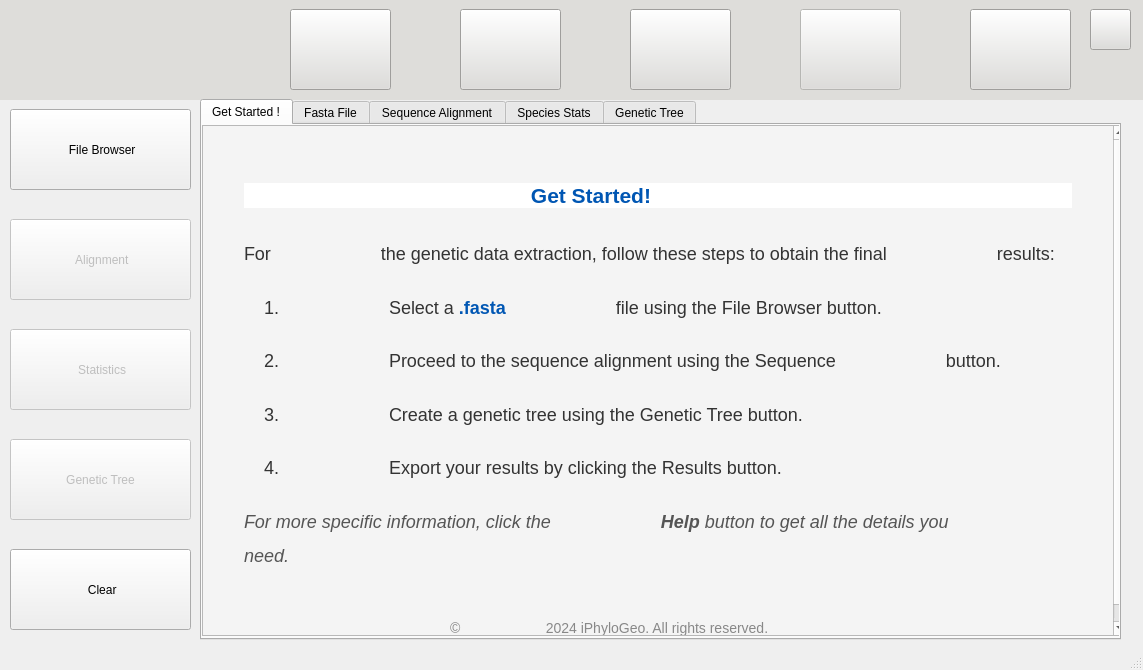
This is scripts/Qt/main.ui in tahiri-lab/iPhyloGeo_plus_plus as Qt 5 draws it before an edit. The edited form follows.
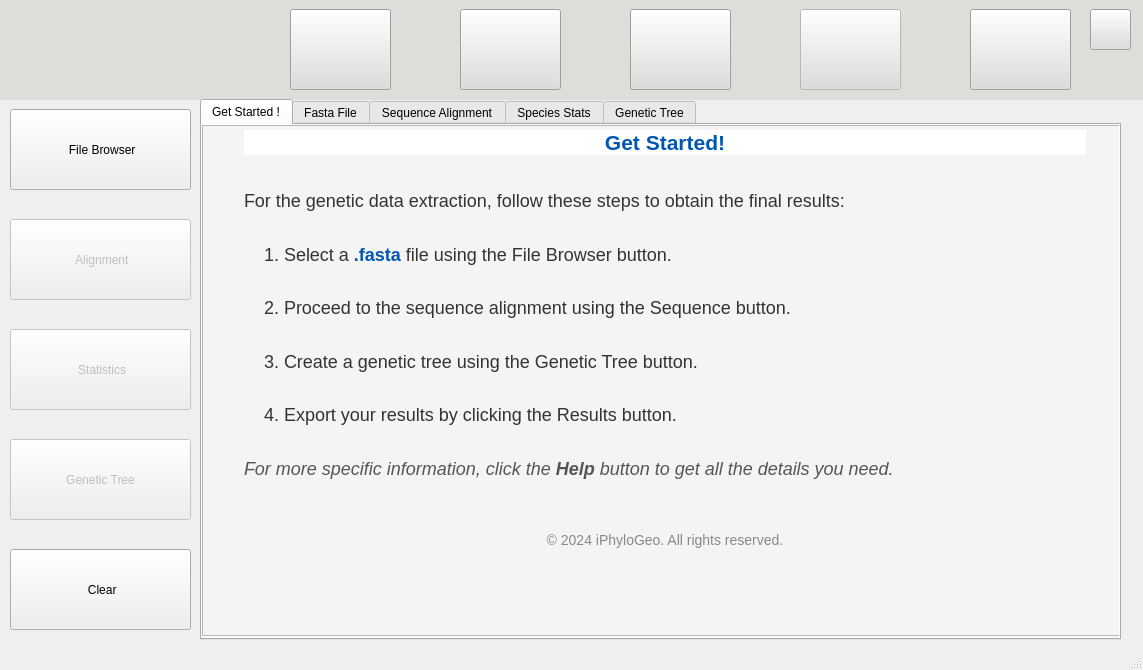
This is the edited form. The open tabs and pages were chosen to show the change. Icons and pictures are not drawn.

Commit message: Fix Genetic Get Started

Patch:
```diff
--- a/scripts/Qt/main.ui
+++ b/scripts/Qt/main.ui
@@ -1131,15 +1131,14 @@
 li.unchecked::marker { content: &quot;\2610&quot;; }
 li.checked::marker { content: &quot;\2612&quot;; }
 &lt;/style&gt;&lt;/head&gt;&lt;body style=&quot; font-family:'Segoe UI'; font-size:8pt; font-weight:400; font-style:normal;&quot; bgcolor=&quot;#f4f4f4&quot;&gt;
-&lt;p style=&quot; margin-top:0px; margin-bottom:0px; margin-left:0px; margin-right:0px; -qt-block-indent:0; text-indent:0px;&quot;&gt;&lt;span style=&quot; font-family:'MS Shell Dlg 2';&quot;&gt;                      &lt;/span&gt;&lt;/p&gt;
-&lt;h1 align=&quot;center&quot; style=&quot; margin-top:40px; margin-bottom:20px; margin-left:37px; margin-right:37px; -qt-block-indent:0; text-indent:0px; line-height:160%; background-color:#ffffff;&quot;&gt;&lt;span style=&quot; font-family:'Arial','sans-serif'; font-size:xx-large; font-weight:600; color:#0056b3;&quot;&gt;Get Started!&lt;/span&gt;&lt;span style=&quot; font-family:'Arial','sans-serif'; font-size:xx-large; font-weight:600; color:#333333;&quot;&gt; &lt;/span&gt;&lt;span style=&quot; font-family:'MS Shell Dlg 2'; font-size:xx-large; font-weight:700;&quot;&gt;                      &lt;/span&gt;&lt;/h1&gt;
-&lt;p style=&quot; margin-top:12px; margin-bottom:20px; margin-left:37px; margin-right:37px; -qt-block-indent:0; text-indent:0px; line-height:160%;&quot;&gt;&lt;span style=&quot; font-family:'Arial','sans-serif'; font-size:18px; color:#333333;&quot;&gt;For                      the genetic data extraction, follow these steps to obtain the final                      results:&lt;/span&gt;&lt;span style=&quot; font-family:'Arial','sans-serif'; font-size:16px; color:#333333;&quot;&gt; &lt;/span&gt;&lt;span style=&quot; font-family:'MS Shell Dlg 2';&quot;&gt;                      &lt;/span&gt;&lt;/p&gt;
-&lt;p style=&quot; margin-top:12px; margin-bottom:20px; margin-left:57px; margin-right:37px; -qt-block-indent:0; text-indent:0px; line-height:160%;&quot;&gt;&lt;span style=&quot; font-family:'Arial','sans-serif'; font-size:18px; color:#333333;&quot;&gt;1.                      Select a &lt;/span&gt;&lt;span style=&quot; font-family:'Arial','sans-serif'; font-size:18px; font-weight:600; color:#0056b3;&quot;&gt;.fasta&lt;/span&gt;&lt;span style=&quot; font-family:'Arial','sans-serif'; font-size:18px; color:#333333;&quot;&gt;                      file using the File Browser button.&lt;/span&gt;&lt;span style=&quot; font-family:'Arial','sans-serif'; font-size:16px; color:#333333;&quot;&gt;                      &lt;/span&gt;&lt;span style=&quot; font-family:'MS Shell Dlg 2';&quot;&gt;                      &lt;/span&gt;&lt;/p&gt;
-&lt;p style=&quot; margin-top:12px; margin-bottom:20px; margin-left:57px; margin-right:37px; -qt-block-indent:0; text-indent:0px; line-height:160%;&quot;&gt;&lt;span style=&quot; font-family:'Arial','sans-serif'; font-size:18px; color:#333333;&quot;&gt;2.                      Proceed to the sequence alignment using the Sequence                      button.&lt;/span&gt;&lt;span style=&quot; font-family:'Arial','sans-serif'; font-size:16px; color:#333333;&quot;&gt; &lt;/span&gt;&lt;span style=&quot; font-family:'MS Shell Dlg 2';&quot;&gt;                      &lt;/span&gt;&lt;/p&gt;
-&lt;p style=&quot; margin-top:12px; margin-bottom:20px; margin-left:57px; margin-right:37px; -qt-block-indent:0; text-indent:0px; line-height:160%;&quot;&gt;&lt;span style=&quot; font-family:'Arial','sans-serif'; font-size:18px; color:#333333;&quot;&gt;3.                      Create a genetic tree using the Genetic Tree button.&lt;/span&gt;&lt;span style=&quot; font-family:'Arial','sans-serif'; font-size:16px; color:#333333;&quot;&gt; &lt;/span&gt;&lt;span style=&quot; font-family:'MS Shell Dlg 2';&quot;&gt;                      &lt;/span&gt;&lt;/p&gt;
-&lt;p style=&quot; margin-top:12px; margin-bottom:20px; margin-left:57px; margin-right:37px; -qt-block-indent:0; text-indent:0px; line-height:160%;&quot;&gt;&lt;span style=&quot; font-family:'Arial','sans-serif'; font-size:18px; color:#333333;&quot;&gt;4.                      Export your results by clicking the Results button.&lt;/span&gt;&lt;span style=&quot; font-family:'Arial','sans-serif'; font-size:16px; color:#333333;&quot;&gt; &lt;/span&gt;&lt;span style=&quot; font-family:'MS Shell Dlg 2';&quot;&gt;                      &lt;/span&gt;&lt;/p&gt;
-&lt;p style=&quot; margin-top:12px; margin-bottom:20px; margin-left:37px; margin-right:37px; -qt-block-indent:0; text-indent:0px; line-height:160%;&quot;&gt;&lt;span style=&quot; font-family:'Arial','sans-serif'; font-size:18px; font-style:italic; color:#555555;&quot;&gt;For more specific information, click the                      &lt;/span&gt;&lt;span style=&quot; font-family:'Arial','sans-serif'; font-size:18px; font-weight:600; font-style:italic; color:#555555;&quot;&gt;Help&lt;/span&gt;&lt;span style=&quot; font-family:'Arial','sans-serif'; font-size:18px; font-style:italic; color:#555555;&quot;&gt; button to get all the details you                      need.&lt;/span&gt;&lt;span style=&quot; font-family:'Arial','sans-serif'; font-size:16px; color:#333333;&quot;&gt; &lt;/span&gt;&lt;span style=&quot; font-family:'MS Shell Dlg 2';&quot;&gt;                      &lt;/span&gt;&lt;/p&gt;
-&lt;p align=&quot;center&quot; style=&quot; margin-top:40px; margin-bottom:0px; margin-left:37px; margin-right:37px; -qt-block-indent:0; text-indent:0px; line-height:160%;&quot;&gt;&lt;span style=&quot; font-family:'Arial','sans-serif'; font-size:14px; color:#888888;&quot;&gt;©                      2024 iPhyloGeo. All rights reserved.&lt;/span&gt;&lt;span style=&quot; font-family:'Arial','sans-serif'; font-size:16px; color:#333333;&quot;&gt;                      &lt;/span&gt;&lt;/p&gt;&lt;/body&gt;&lt;/html&gt;</string>
+&lt;h1 align=&quot;center&quot; style=&quot; margin-top:40px; margin-bottom:20px; margin-left:37px; margin-right:37px; -qt-block-indent:0; text-indent:0px; line-height:160%; background-color:#ffffff;&quot;&gt;&lt;span style=&quot; font-family:'Arial','sans-serif'; font-size:xx-large; font-weight:600; color:#0056b3;&quot;&gt;Get Started!&lt;/span&gt;&lt;/h1&gt;
+&lt;p style=&quot; margin-top:12px; margin-bottom:20px; margin-left:37px; margin-right:37px; -qt-block-indent:0; text-indent:0px; line-height:160%;&quot;&gt;&lt;span style=&quot; font-family:'Arial','sans-serif'; font-size:18px; color:#333333;&quot;&gt;For the genetic data extraction, follow these steps to obtain the final results:&lt;/span&gt;&lt;/p&gt;
+&lt;p style=&quot; margin-top:12px; margin-bottom:20px; margin-left:57px; margin-right:37px; -qt-block-indent:0; text-indent:0px; line-height:160%;&quot;&gt;&lt;span style=&quot; font-family:'Arial','sans-serif'; font-size:18px; color:#333333;&quot;&gt;1. Select a &lt;/span&gt;&lt;span style=&quot; font-family:'Arial','sans-serif'; font-size:18px; font-weight:600; color:#0056b3;&quot;&gt;.fasta &lt;/span&gt;&lt;span style=&quot; font-family:'Arial','sans-serif'; font-size:18px; color:#333333;&quot;&gt;file using the File Browser button.&lt;/span&gt;&lt;/p&gt;
+&lt;p style=&quot; margin-top:12px; margin-bottom:20px; margin-left:57px; margin-right:37px; -qt-block-indent:0; text-indent:0px; line-height:160%;&quot;&gt;&lt;span style=&quot; font-family:'Arial','sans-serif'; font-size:18px; color:#333333;&quot;&gt;2. Proceed to the sequence alignment using the Sequence button.&lt;/span&gt;&lt;/p&gt;
+&lt;p style=&quot; margin-top:12px; margin-bottom:20px; margin-left:57px; margin-right:37px; -qt-block-indent:0; text-indent:0px; line-height:160%;&quot;&gt;&lt;span style=&quot; font-family:'Arial','sans-serif'; font-size:18px; color:#333333;&quot;&gt;3. Create a genetic tree using the Genetic Tree button.&lt;/span&gt;&lt;/p&gt;
+&lt;p style=&quot; margin-top:12px; margin-bottom:20px; margin-left:57px; margin-right:37px; -qt-block-indent:0; text-indent:0px; line-height:160%;&quot;&gt;&lt;span style=&quot; font-family:'Arial','sans-serif'; font-size:18px; color:#333333;&quot;&gt;4. Export your results by clicking the Results button.&lt;/span&gt;&lt;/p&gt;
+&lt;p style=&quot; margin-top:12px; margin-bottom:20px; margin-left:37px; margin-right:37px; -qt-block-indent:0; text-indent:0px; line-height:160%;&quot;&gt;&lt;span style=&quot; font-family:'Arial','sans-serif'; font-size:18px; font-style:italic; color:#555555;&quot;&gt;For more specific information, click the &lt;/span&gt;&lt;span style=&quot; font-family:'Arial','sans-serif'; font-size:18px; font-weight:600; font-style:italic; color:#555555;&quot;&gt;Help&lt;/span&gt;&lt;span style=&quot; font-family:'Arial','sans-serif'; font-size:18px; font-style:italic; color:#555555;&quot;&gt; button to get all the details you need.&lt;/span&gt;&lt;/p&gt;
+&lt;p align=&quot;center&quot; style=&quot; margin-top:40px; margin-bottom:0px; margin-left:37px; margin-right:37px; -qt-block-indent:0; text-indent:0px; line-height:160%;&quot;&gt;&lt;span style=&quot; font-family:'Arial','sans-serif'; font-size:14px; color:#888888;&quot;&gt;© 2024 iPhyloGeo. All rights reserved.&lt;/span&gt;&lt;/p&gt;&lt;/body&gt;&lt;/html&gt;</string>
          </property>
         </widget>
        </widget>
```
Left out of the diff: 54 changed lines with no effect on the pictures. The commit also changes 13 other files.
